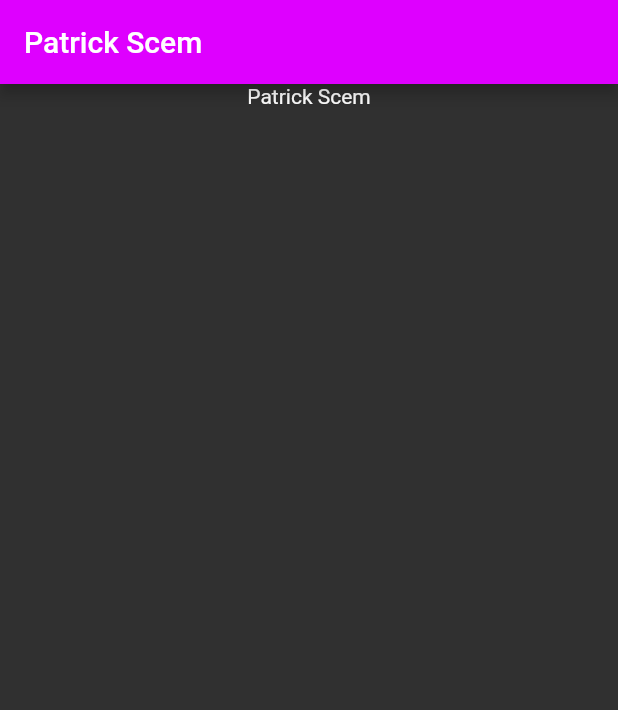
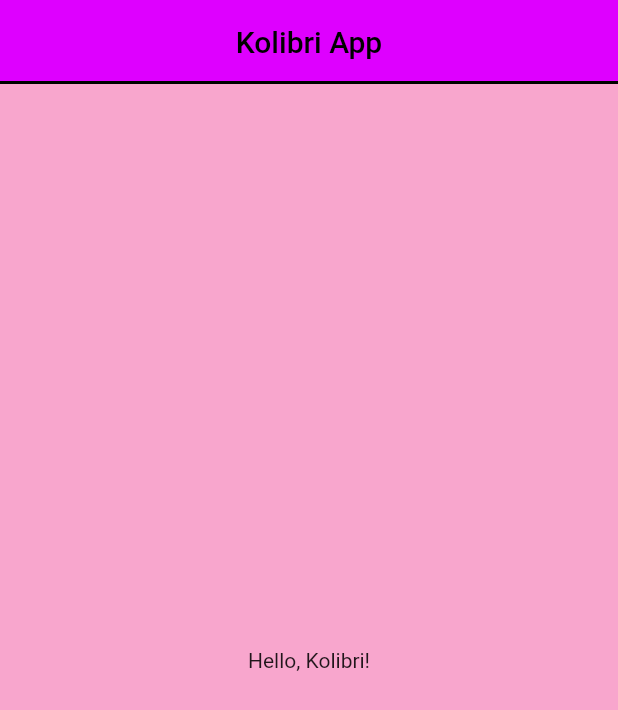
Before and after one commit to Bavuett/kolibri-nao, a Flutter app: the screen it shows after launch, on a phone screen of 412 x 824 dp. Shown: the top 710 px of the screen. Run offline on Flutter 3.47's test engine with Material 2 defaults, Android fonts, the phone set to English and light mode, and no system bars.

Commit message:
Worked on app theme.
Working on the color scheme. Will continue later.

```diff
--- a/app/lib/main.dart
+++ b/app/lib/main.dart
@@ -1,14 +1,22 @@
 import 'package:flutter/material.dart';
 import 'package:kolibri/ui/home.dart';
 
+// Color Scheme.
 const color01 = Color(0xFFDE00FF);
+const color02 = Color(0xFFF8A6CD);
 
 void main() {
   runApp(MaterialApp(
     theme: ThemeData(
+      // Theming the app bar.
+      appBarTheme: const AppBarTheme(
+        foregroundColor: Colors.black,
+      ),
+      // Theming the rest of the app.
       colorScheme: ColorScheme.fromSwatch().copyWith(primary: color01),
-      brightness: Brightness.dark,
+      scaffoldBackgroundColor: color02,
     ),
+    // Setting the app title and telling Flutter what's the Home class.
     title: "Kolibri App",
     home: const Home(),
   ));
--- a/app/lib/ui/home.dart
+++ b/app/lib/ui/home.dart
@@ -1,4 +1,5 @@
 import 'package:flutter/material.dart';
+import 'package:flutter/services.dart';
 import 'package:kolibri/main.dart';
 
 class Home extends StatefulWidget {
@@ -11,12 +12,20 @@ class Home extends StatefulWidget {
 class HomeState extends State<Home> {
   @override
   Widget build(BuildContext context) {
+    // Setting status and navigation bar colors.
+    SystemChrome.setSystemUIOverlayStyle(const SystemUiOverlayStyle(
+      statusBarColor: color01,
+      systemNavigationBarColor: color02,
+    ));
+
     return Scaffold(
-        appBar: AppBar(
-          title: const Text("Patrick Scem"),
-        ),
-        body: ListView(
-          children: const [Center(child: Text("Patrick Scem"))],
-        ));
+      appBar: AppBar(
+          title: const Text("Kolibri App"),
+          centerTitle: true,
+          elevation: 0,
+          shape:
+              const Border(bottom: BorderSide(width: 2, color: Colors.black))),
+      body: const Center(child: Text("Hello, Kolibri!")),
+    );
   }
 }
```
